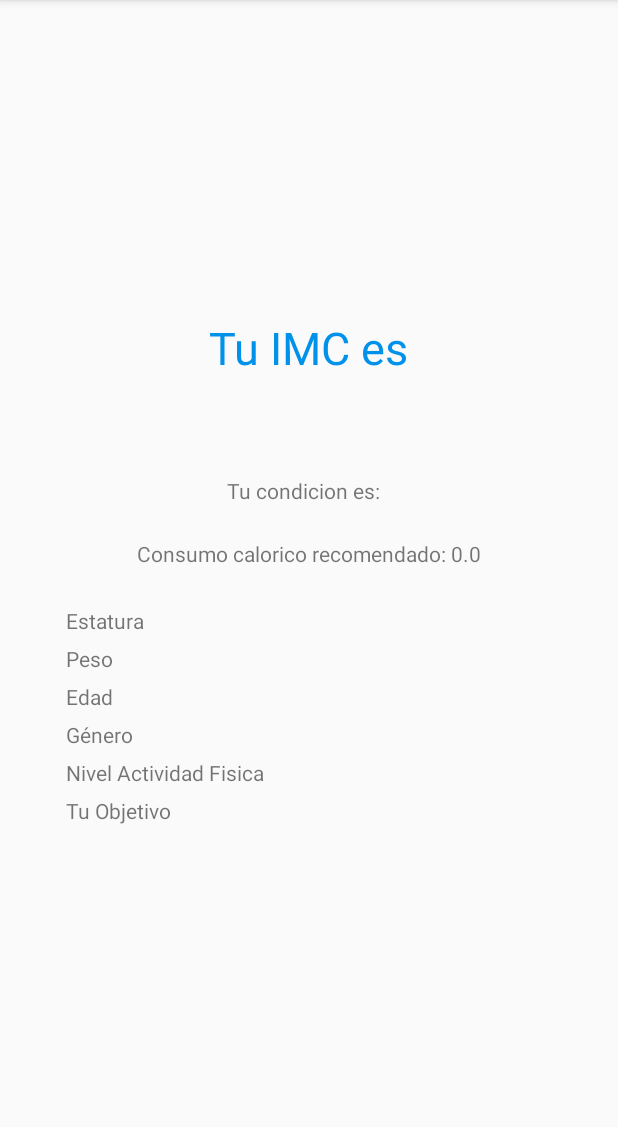
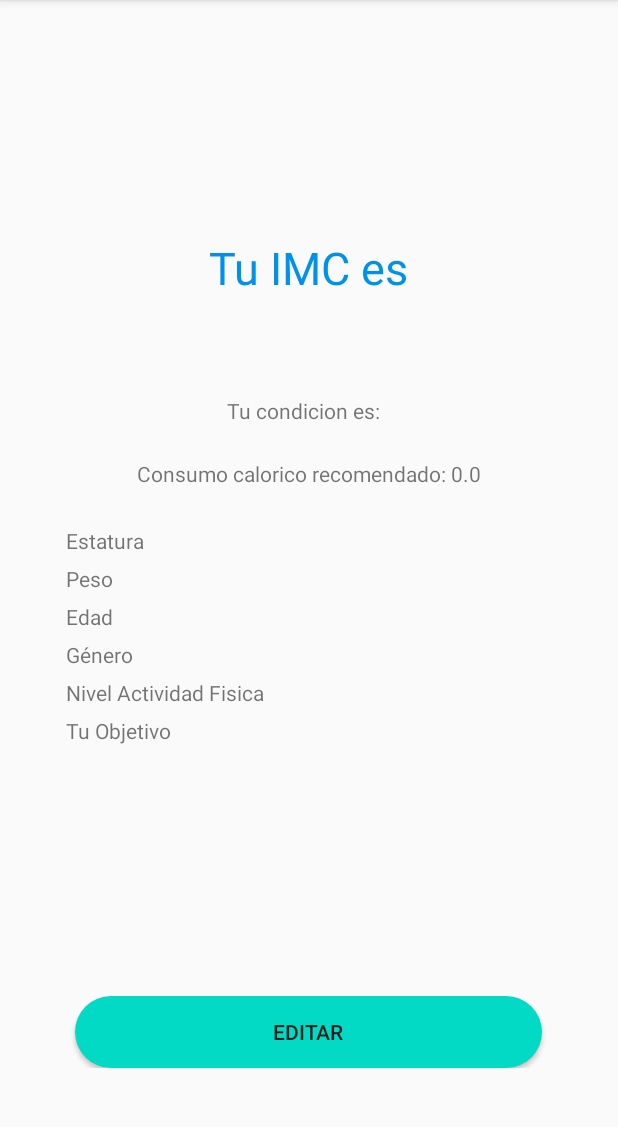
Before and after one commit to juancamiloforero/Nutrihabit2, an Android app: the fragment PerfilFragment shown on its own in the app's theme, on a phone screen of 412 x 824 dp, the part 84-1211 px from its top. Run offline under Robolectric (Android 15) with nearby library versions, the phone set to English and light mode, and no system bars; our stand-ins replace Firebase (no records; nobody signed in at launch, a user with empty details on screens opened directly); 8 statements that could not run were skipped.

Commit message:
Agregado intent de editar informacion básica.

```diff
--- a/app/src/main/java/com/example/nutrihabit2/menuPrincipal/ui/perfil/PerfilFragment.java
+++ b/app/src/main/java/com/example/nutrihabit2/menuPrincipal/ui/perfil/PerfilFragment.java
@@ -1,6 +1,7 @@
 package com.example.nutrihabit2.menuPrincipal.ui.perfil;
 
 import android.content.Context;
+import android.content.Intent;
 import android.content.SharedPreferences;
 import android.graphics.Color;
 import android.os.Bundle;
@@ -8,6 +9,7 @@ import android.util.Log;
 import android.view.LayoutInflater;
 import android.view.View;
 import android.view.ViewGroup;
+import android.widget.Button;
 import android.widget.ImageView;
 import android.widget.TextView;
 
@@ -17,7 +19,10 @@ import androidx.fragment.app.Fragment;
 import androidx.lifecycle.Observer;
 import androidx.lifecycle.ViewModelProvider;
 import  com.example.nutrihabit2.R;
+import com.example.nutrihabit2.infoBasica.DatosBasicosActivity;
+import com.example.nutrihabit2.infoBasica.ImcActivity;
 import  com.example.nutrihabit2.logica.clsCalculos;
+import com.example.nutrihabit2.menuPrincipal.menuPrincipal;
 import com.example.nutrihabit2.modelos.Usuario;
 import com.google.android.gms.tasks.OnFailureListener;
 import com.google.android.gms.tasks.OnSuccessListener;
@@ -27,9 +32,11 @@ import com.google.firebase.firestore.FirebaseFirestore;
 
 public class PerfilFragment extends Fragment {
 
+    Usuario usuarioActual = null;
     private PerfilViewModel perfilViewModel;
     TextView tvIMC, tvEstatura, tvPeso, tvEdad, tvGenero, tvNivelActividad, tvObjetivo, tvCalorias, tvClasificacion;
     ImageView imgIMC;
+    Button btnEditar;
     clsCalculos objCalc = new clsCalculos();
     private String mPrefs = "USER_INFORMATION";
     private String keyUserId = "userId";
@@ -50,6 +57,13 @@ public class PerfilFragment extends Fragment {
         this.tvCalorias = root.findViewById(R.id.tvCalorias);
         this.tvClasificacion = root.findViewById(R.id.tvClasificacion);
         this.imgIMC = root.findViewById(R.id.imgIMC);
+        this.btnEditar = root.findViewById(R.id.btEditar);
+        btnEditar.setOnClickListener(new View.OnClickListener() {
+            @Override
+            public void onClick(View v) {
+                iniciarIntent();
+            }
+        });
         this.getInformacion();
         return root;
     }
@@ -82,7 +96,21 @@ public class PerfilFragment extends Fragment {
         SharedPreferences sharedPref = this.getContext().getSharedPreferences(this.mPrefs, Context.MODE_PRIVATE);
         return sharedPref.getString(this.keyUserId, null);
     }
+    public void iniciarIntent() {
+        Intent intent = new Intent();
+        intent.setClass(getActivity(), DatosBasicosActivity.class);
 
+        intent.putExtra("edad", usuarioActual.getEdad());
+        intent.putExtra("estatura", usuarioActual.getEstatura());
+        intent.putExtra("peso", usuarioActual.getPeso());
+        intent.putExtra("genero", usuarioActual.getGenero());
+        intent.putExtra("nivelActividad", usuarioActual.getNivel_actividad());
+        intent.putExtra("objetivo", usuarioActual.getProposito());
+
+
+        startActivity(intent);
+
+    }
     private void getInformacion() {
         FirebaseFirestore db = FirebaseFirestore.getInstance();
         DocumentReference docRef = db.collection("users").document(this.getUserId());
@@ -90,6 +118,7 @@ public class PerfilFragment extends Fragment {
             @Override
             public void onSuccess(DocumentSnapshot documentSnapshot) {
                 Usuario user = documentSnapshot.toObject(Usuario.class);
+                usuarioActual = user;
                 calcularYClasificarIMC(user.getEstatura(),user.getPeso());
                 tvEstatura.setText(Float.toString( (int) user.getEstatura()));
                 tvPeso.setText(Float.toString( user.getPeso()));
--- a/app/src/main/res/layout/activity_imc.xml
+++ b/app/src/main/res/layout/activity_imc.xml
@@ -143,8 +143,6 @@
         android:onClick="onClick"
         app:layout_constraintBottom_toBottomOf="parent"
         app:layout_constraintEnd_toEndOf="parent"
-
-
         app:layout_constraintStart_toStartOf="parent" />
 
     <ImageView
--- a/app/src/main/res/layout/fragment_perfil.xml
+++ b/app/src/main/res/layout/fragment_perfil.xml
@@ -1,5 +1,5 @@
 <?xml version="1.0" encoding="utf-8"?>
-<LinearLayout xmlns:android="http://schemas.android.com/apk/res/android"
+<androidx.constraintlayout.widget.ConstraintLayout xmlns:android="http://schemas.android.com/apk/res/android"
     xmlns:app="http://schemas.android.com/apk/res-auto"
     xmlns:tools="http://schemas.android.com/tools"
     android:id="@+id/nav_perfil"
@@ -8,6 +8,17 @@
     android:gravity="center_horizontal|center_vertical"
     android:orientation="vertical"
     tools:context=".menuPrincipal.ui.perfil.PerfilFragment">
+
+    <LinearLayout
+        android:id="@+id/llContenido"
+        android:layout_width="match_parent"
+        android:layout_height="wrap_content"
+        android:orientation="vertical"
+        android:gravity="center"
+        app:layout_constraintStart_toStartOf="parent"
+        app:layout_constraintEnd_toEndOf="parent"
+        app:layout_constraintTop_toTopOf="parent"
+        app:layout_constraintBottom_toTopOf="@+id/llBoton">
 
         <LinearLayout
             android:id="@+id/llIMC"
@@ -195,5 +206,28 @@
 
         </LinearLayout>
 
+    </LinearLayout>
+
+    <LinearLayout
+        android:id="@+id/llBoton"
+        android:layout_width="match_parent"
+        android:layout_height="52dp"
+        android:gravity="center"
+        android:layout_marginBottom="56dp"
+        android:orientation="horizontal"
+        app:layout_constraintBottom_toBottomOf="parent"
+        app:layout_constraintEnd_toEndOf="parent"
+        app:layout_constraintStart_toStartOf="parent">
+
+        <Button
+            android:id="@+id/btEditar"
+            android:background="@drawable/rounded_corners"
+            android:layout_gravity="bottom"
+            android:layout_width="311dp"
+            android:layout_height="48dp"
+            android:text="@string/editar_title">
+        </Button>
 
     </LinearLayout>
+
+</androidx.constraintlayout.widget.ConstraintLayout>
```
Lines whose indentation alone changed are shown as unchanged.
